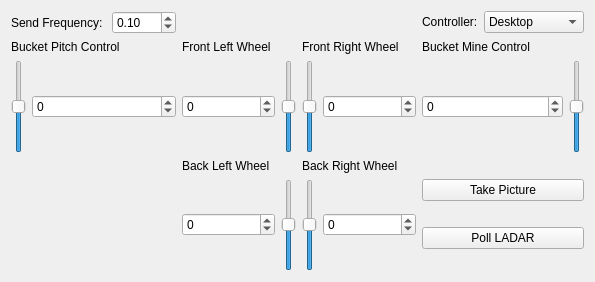
This is NASAboticsControllInterface/nasaboticscontrolinterface.ui in uf-aggregator/AggreGatorRMC as Qt 5 draws it before an edit. The edited form follows.
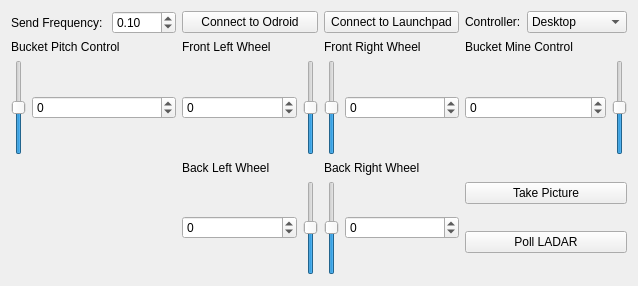
This is the edited form. Icons and pictures are not drawn.

Diff of the .ui file:
```diff
--- a/NASAboticsControllInterface/nasaboticscontrolinterface.ui
+++ b/NASAboticsControllInterface/nasaboticscontrolinterface.ui
@@ -6,8 +6,8 @@
    <rect>
     <x>0</x>
     <y>0</y>
-    <width>595</width>
-    <height>282</height>
+    <width>638</width>
+    <height>286</height>
    </rect>
   </property>
   <property name="windowTitle">
@@ -337,6 +337,20 @@
      </property>
     </widget>
    </item>
+   <item row="0" column="1">
+    <widget class="QPushButton" name="connect_to_odroid_btn_">
+     <property name="text">
+      <string>Connect to Odroid</string>
+     </property>
+    </widget>
+   </item>
+   <item row="0" column="2">
+    <widget class="QPushButton" name="connect_to_launchpad_btn_">
+     <property name="text">
+      <string>Connect to Launchpad</string>
+     </property>
+    </widget>
+   </item>
   </layout>
  </widget>
  <layoutdefault spacing="6" margin="11"/>
```
